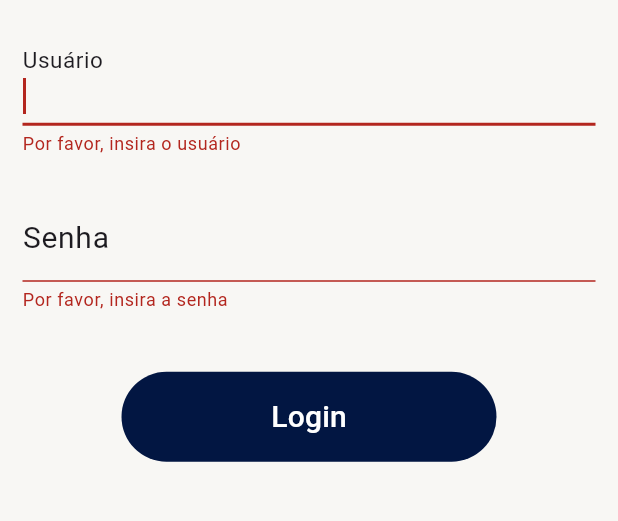
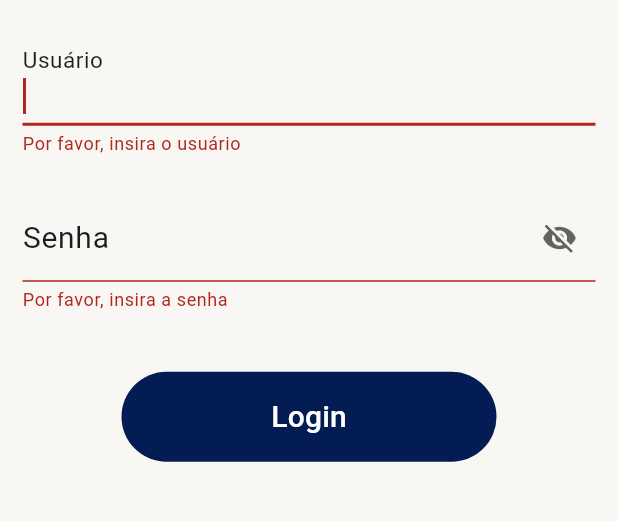
Before and after one commit to anaclara-s/timecheck, a Flutter app: the screen it shows after launch, after a tap on "Login", on a phone screen of 412 x 824 dp, the part 595-1116 px from its top. Run offline on Flutter 3.47's test engine with Material 3 defaults, Android fonts, the phone set to English and light mode, and no system bars.

Commit message:
adcionado obscureText no campo de senha e scroll na tela de login

```diff
--- a/lib/home/home_page.dart
+++ b/lib/home/home_page.dart
@@ -53,6 +53,7 @@ class HomePageView extends StatelessWidget {
             text: state.buttonText,
             isLoading: state.isLoading,
           ),
+          SizedBox(height: 40),
           Text('Últimas marcações'),
           Expanded(
             child: ListView.builder(
--- a/lib/login/login_page.dart
+++ b/lib/login/login_page.dart
@@ -21,8 +21,10 @@ class _LoginPageState extends State<LoginPage> {
           left: 15,
           right: 15,
         ),
+        child: Center(
+          child: SingleChildScrollView(
             child: Column(
-          mainAxisAlignment: MainAxisAlignment.center,
+              // mainAxisAlignment: MainAxisAlignment.center,
               children: [
                 Center(
                   child: Image.asset(
@@ -40,6 +42,8 @@ class _LoginPageState extends State<LoginPage> {
               ],
             ),
           ),
+        ),
+      ),
     );
   }
 }
--- a/lib/login/widget/login_form_widget.dart
+++ b/lib/login/widget/login_form_widget.dart
@@ -38,6 +38,7 @@ class LoginFormWidget extends StatelessWidget {
           CustomTextFormFieldWidget(
             labelText: 'Senha',
             controller: passwordController,
+            isPasswordField: true,
             validator: (value) {
               if (value == null || value.isEmpty) {
                 return 'Por favor, insira a senha';
--- a/lib/shared/constants/constants.dart
+++ b/lib/shared/constants/constants.dart
@@ -6,7 +6,7 @@ const kDarkHeaderContainerColor = Color.fromARGB(255, 15, 47, 116);
 const kLightHeaderContainerColor = Color.fromARGB(255, 183, 206, 255);
 
 const kStandardDarkBackgroundColor = Color.fromARGB(255, 114, 146, 214);
-const kStandardLightBackgroundColor = Color.fromARGB(255, 2, 22, 66);
+const kStandardLightBackgroundColor = Color.fromARGB(255, 3, 28, 83);
 
 const kTextFormFieldEnabledBorderColor = Color.fromARGB(148, 48, 62, 184);
 const kTextFormFieldFocusedBorderColor = Color.fromARGB(214, 123, 158, 252);
--- a/lib/shared/widgets/custom_text_form_field.dart
+++ b/lib/shared/widgets/custom_text_form_field.dart
@@ -6,7 +6,8 @@ class CustomTextFormFieldWidget extends StatefulWidget {
   final TextEditingController? controller;
   final String? Function(String?)? validator;
   final void Function(String)? onChanged;
-//  final bool obscureText = false;
+  final bool obscureText;
+  final bool isPasswordField;
   final String? labelText;
   final String? hintText;
 
@@ -15,6 +16,8 @@ class CustomTextFormFieldWidget extends StatefulWidget {
     this.controller,
     this.validator,
     this.onChanged,
+    this.obscureText = false,
+    this.isPasswordField = false,
     this.labelText,
     this.hintText,
   });
@@ -25,6 +28,8 @@ class CustomTextFormFieldWidget extends StatefulWidget {
 }
 
 class _CustomTextFormFieldWidgetState extends State<CustomTextFormFieldWidget> {
+  bool _showPassaword = false;
+
   @override
   Widget build(BuildContext context) {
     return Padding(
@@ -34,7 +39,8 @@ class _CustomTextFormFieldWidgetState extends State<CustomTextFormFieldWidget> {
         controller: widget.controller,
         validator: widget.validator,
         onChanged: widget.onChanged,
-        //      obscureText: widget.obscureText,
+        obscureText:
+            widget.isPasswordField ? !_showPassaword : widget.obscureText,
         decoration: InputDecoration(
           enabledBorder: OutlineInputBorder(
             borderRadius: BorderRadius.circular(30),
@@ -50,6 +56,19 @@ class _CustomTextFormFieldWidgetState extends State<CustomTextFormFieldWidget> {
             fontSize: 20,
           ),
           hintText: widget.hintText,
+          suffixIcon: widget.isPasswordField
+              ? IconButton(
+                  icon: Icon(
+                    _showPassaword ? Icons.visibility : Icons.visibility_off,
+                    color: Theme.of(context).hintColor,
+                  ),
+                  onPressed: () {
+                    setState(() {
+                      _showPassaword = !_showPassaword;
+                    });
+                  },
+                )
+              : null,
         ),
       ),
     );
```
Lines whose indentation alone changed are shown as unchanged.
